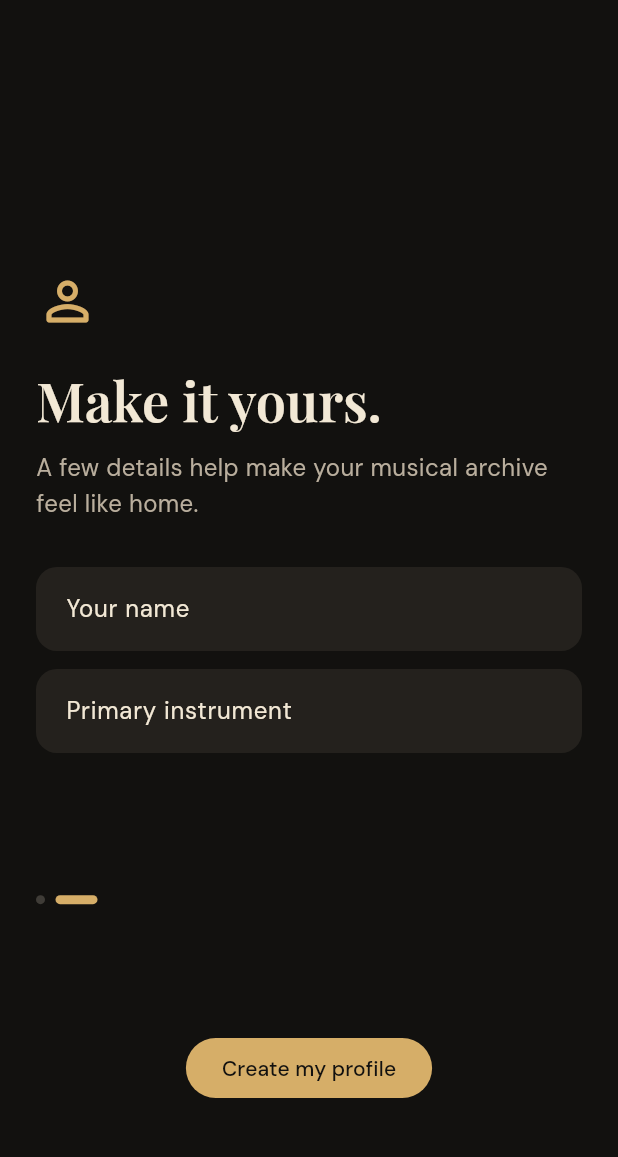
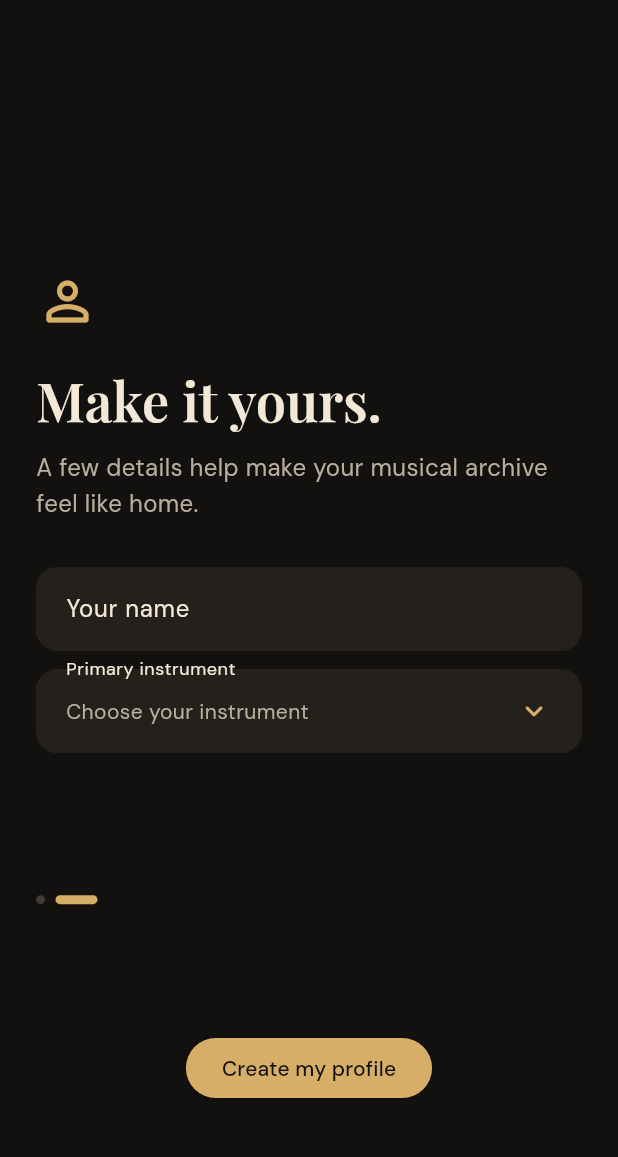
Before and after one commit to samgolik/classical.ly, a Flutter app: the screen it shows after launch, swiped to page 2, on a phone screen of 412 x 824 dp, the part 78-1235 px from its top. Run offline on Flutter 3.47's test engine with Material 3 defaults, Android fonts, the light colour scheme and no system bars; our stand-ins replace google_fonts, shared_preferences.

Commit message:
Add instrument picker to profile setup

```diff
--- a/lib/features/onboarding/onboarding_flow.dart
+++ b/lib/features/onboarding/onboarding_flow.dart
@@ -1,6 +1,7 @@
 import 'package:flutter/material.dart';
 import '../../data/profile_store.dart';
 import '../../theme/app_theme.dart';
+import '../../widgets/instrument_picker.dart';
 
 class OnboardingFlow extends StatefulWidget {
   const OnboardingFlow({required this.onComplete, super.key});
@@ -12,13 +13,17 @@ class OnboardingFlow extends StatefulWidget {
 class _OnboardingFlowState extends State<OnboardingFlow> {
   final controller = PageController();
   final name = TextEditingController();
-  final instrument = TextEditingController();
+  String instrument = '';
   int page = 0;
-  @override void dispose() { controller.dispose(); name.dispose(); instrument.dispose(); super.dispose(); }
+  @override void dispose() { controller.dispose(); name.dispose(); super.dispose(); }
   Future<void> finish() async {
-    if (name.text.trim().isEmpty || instrument.text.trim().isEmpty) { ScaffoldMessenger.of(context).showSnackBar(const SnackBar(content: Text('Tell us your name and primary instrument.'))); return; }
-    await ProfileStore.instance.complete(name: name.text, instrument: instrument.text);
+    if (name.text.trim().isEmpty || instrument.isEmpty) { ScaffoldMessenger.of(context).showSnackBar(const SnackBar(content: Text('Tell us your name and primary instrument.'))); return; }
+    await ProfileStore.instance.complete(name: name.text, instrument: instrument);
     widget.onComplete();
+  }
+  Future<void> chooseInstrument() async {
+    final selected = await showInstrumentPicker(context, selected: instrument);
+    if (selected != null) setState(() => instrument = selected);
   }
   @override
   Widget build(BuildContext context) => Scaffold(
@@ -28,7 +33,7 @@ class _OnboardingFlowState extends State<OnboardingFlow> {
             child: Column(children: [
               Align(alignment: Alignment.centerLeft, child: Text('classical.ly', style: Theme.of(context).textTheme.titleLarge?.copyWith(color: AppTheme.gold))),
               const Spacer(),
-              Expanded(flex: 6, child: PageView(controller: controller, onPageChanged: (value) => setState(() => page = value), children: [const _Welcome(), _ProfileSetup(name: name, instrument: instrument)])),
+              Expanded(flex: 6, child: PageView(controller: controller, onPageChanged: (value) => setState(() => page = value), children: [const _Welcome(), _ProfileSetup(name: name, instrument: instrument, onInstrumentTap: chooseInstrument)])),
               Row(children: [
                 ...List.generate(2, (index) => AnimatedContainer(duration: const Duration(milliseconds: 180), margin: const EdgeInsets.only(right: 7), height: 6, width: page == index ? 28 : 6, decoration: BoxDecoration(color: page == index ? AppTheme.gold : AppTheme.cream.withValues(alpha: .2), borderRadius: BorderRadius.circular(10)))),
               ]),
@@ -42,4 +47,4 @@ class _OnboardingFlowState extends State<OnboardingFlow> {
 }
 
 class _Welcome extends StatelessWidget { const _Welcome(); @override Widget build(BuildContext context) => Column(crossAxisAlignment: CrossAxisAlignment.start, children: [const Spacer(), Container(width: 76, height: 76, alignment: Alignment.center, decoration: BoxDecoration(color: AppTheme.gold.withValues(alpha: .15), borderRadius: BorderRadius.circular(24)), child: const Icon(Icons.auto_stories_rounded, color: AppTheme.gold, size: 38)), const SizedBox(height: 28), Text('Remember every\npiece that shaped you.', style: Theme.of(context).textTheme.displaySmall), const SizedBox(height: 16), const Text('classical.ly is your living repertoire: the performances, ensembles, and musical memories that make up your story.', style: TextStyle(color: AppTheme.muted, height: 1.5, fontSize: 16)), const Spacer(), ]); }
-class _ProfileSetup extends StatelessWidget { const _ProfileSetup({required this.name, required this.instrument}); final TextEditingController name, instrument; @override Widget build(BuildContext context) => Column(crossAxisAlignment: CrossAxisAlignment.start, children: [const Spacer(), const Icon(Icons.person_outline_rounded, color: AppTheme.gold, size: 42), const SizedBox(height: 22), Text('Make it yours.', style: Theme.of(context).textTheme.displaySmall), const SizedBox(height: 12), const Text('A few details help make your musical archive feel like home.', style: TextStyle(color: AppTheme.muted, height: 1.5, fontSize: 16)), const SizedBox(height: 30), TextField(controller: name, textCapitalization: TextCapitalization.words, decoration: const InputDecoration(labelText: 'Your name')), const SizedBox(height: 12), TextField(controller: instrument, textCapitalization: TextCapitalization.words, decoration: const InputDecoration(labelText: 'Primary instrument')), const Spacer(), ]); }
+class _ProfileSetup extends StatelessWidget { const _ProfileSetup({required this.name, required this.instrument, required this.onInstrumentTap}); final TextEditingController name; final String instrument; final VoidCallback onInstrumentTap; @override Widget build(BuildContext context) => Column(crossAxisAlignment: CrossAxisAlignment.start, children: [const Spacer(), const Icon(Icons.person_outline_rounded, color: AppTheme.gold, size: 42), const SizedBox(height: 22), Text('Make it yours.', style: Theme.of(context).textTheme.displaySmall), const SizedBox(height: 12), const Text('A few details help make your musical archive feel like home.', style: TextStyle(color: AppTheme.muted, height: 1.5, fontSize: 16)), const SizedBox(height: 30), TextField(controller: name, textCapitalization: TextCapitalization.words, decoration: const InputDecoration(labelText: 'Your name')), const SizedBox(height: 12), InstrumentPickerField(value: instrument, onTap: onInstrumentTap), const Spacer(), ]); }
--- /dev/null
+++ b/lib/widgets/instrument_picker.dart
@@ -0,0 +1,74 @@
+import 'package:flutter/material.dart';
+import '../data/instruments.dart';
+import '../theme/app_theme.dart';
+
+Future<String?> showInstrumentPicker(BuildContext context, {String? selected}) => showModalBottomSheet<String>(
+      context: context,
+      isScrollControlled: true,
+      backgroundColor: AppTheme.surface,
+      shape: const RoundedRectangleBorder(borderRadius: BorderRadius.vertical(top: Radius.circular(28))),
+      builder: (_) => _InstrumentPicker(selected: selected),
+    );
+
+class InstrumentPickerField extends StatelessWidget {
+  const InstrumentPickerField({required this.value, required this.onTap, super.key});
+  final String value;
+  final VoidCallback onTap;
+  @override
+  Widget build(BuildContext context) => Semantics(
+        button: true,
+        label: 'Primary instrument',
+        child: InkWell(
+          onTap: onTap,
+          borderRadius: BorderRadius.circular(14),
+          child: InputDecorator(
+            decoration: const InputDecoration(labelText: 'Primary instrument'),
+            child: Row(children: [
+              Expanded(child: Text(value.isEmpty ? 'Choose your instrument' : value, style: TextStyle(color: value.isEmpty ? AppTheme.muted : null))),
+              const Icon(Icons.expand_more_rounded, color: AppTheme.gold),
+            ]),
+          ),
+        ),
+      );
+}
+
+class _InstrumentPicker extends StatefulWidget {
+  const _InstrumentPicker({this.selected});
+  final String? selected;
+  @override
+  State<_InstrumentPicker> createState() => _InstrumentPickerState();
+}
+
+class _InstrumentPickerState extends State<_InstrumentPicker> {
+  String query = '';
+  @override
+  Widget build(BuildContext context) {
+    final normalizedQuery = query.trim().toLowerCase();
+    final groups = instrumentGroups.entries
+        .map((entry) => MapEntry(entry.key, entry.value.where((instrument) => instrument.toLowerCase().contains(normalizedQuery)).toList()))
+        .where((entry) => entry.value.isNotEmpty)
+        .toList();
+    return SafeArea(
+      child: Padding(
+        padding: EdgeInsets.fromLTRB(20, 12, 20, 20 + MediaQuery.viewInsetsOf(context).bottom),
+        child: Column(mainAxisSize: MainAxisSize.min, children: [
+          Container(width: 38, height: 4, decoration: BoxDecoration(color: AppTheme.cream.withValues(alpha: .2), borderRadius: BorderRadius.circular(8))),
+          const SizedBox(height: 20),
+          Row(children: [Text('Choose your instrument', style: Theme.of(context).textTheme.titleLarge), const Spacer(), IconButton(onPressed: () => Navigator.pop(context), icon: const Icon(Icons.close_rounded))]),
+          const SizedBox(height: 12),
+          TextField(onChanged: (value) => setState(() => query = value), autofocus: true, decoration: const InputDecoration(prefixIcon: Icon(Icons.search_rounded), hintText: 'Search instruments')),
+          const SizedBox(height: 12),
+          Flexible(child: ListView(children: groups.expand((entry) => [
+                Padding(padding: const EdgeInsets.fromLTRB(4, 14, 4, 6), child: Text(entry.key.toUpperCase(), style: const TextStyle(color: AppTheme.gold, fontWeight: FontWeight.w700, fontSize: 12, letterSpacing: 1.1))),
+                ...entry.value.map((instrument) => ListTile(
+                      shape: RoundedRectangleBorder(borderRadius: BorderRadius.circular(12)),
+                      title: Text(instrument),
+                      trailing: widget.selected == instrument ? const Icon(Icons.check_rounded, color: AppTheme.gold) : null,
+                      onTap: () => Navigator.pop(context, instrument),
+                    )),
+              ]).toList())),
+        ]),
+      ),
+    );
+  }
+}
```
Also changed, not shown: lib/data/instruments.dart (added, +8 -0 lines).
